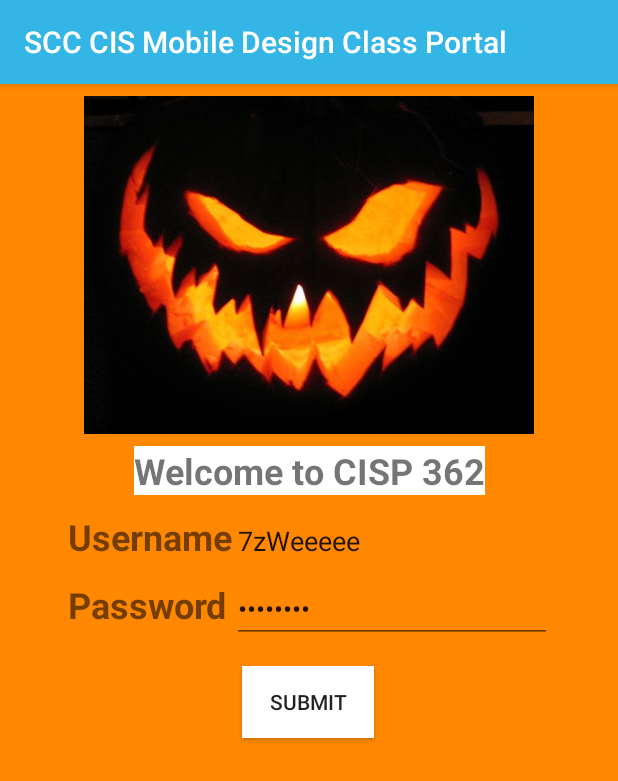
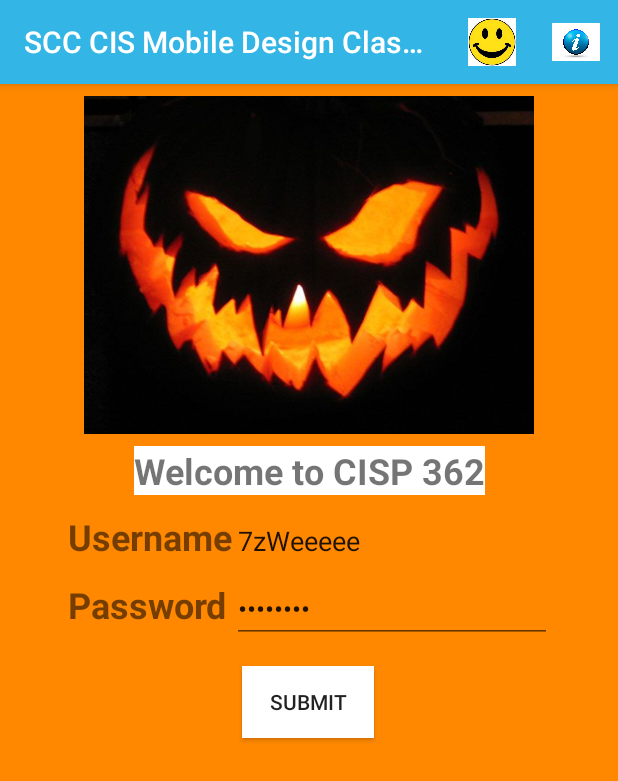
Before and after one commit to jyorkcar81/Portal_upgrade3, an Android app: the screen it shows after launch (MainActivity), on a phone screen of 412 x 824 dp. Shown: the top 781 px of the screen. Run offline under Robolectric (Android 15) with nearby library versions, the phone set to English and light mode, and no system bars.

Commit message:
Upgrade 3

```diff
--- a/app/src/main/java/com/example/amd/portal/PersonalActivity.java
+++ b/app/src/main/java/com/example/amd/portal/PersonalActivity.java
@@ -1,7 +1,11 @@
 package com.example.amd.portal;
 
+import android.content.Intent;
 import android.support.v7.app.AppCompatActivity;
 import android.os.Bundle;
+import android.view.Menu;
+import android.view.MenuItem;
+import android.widget.Toast;
 
 public class PersonalActivity extends AppCompatActivity {
 
@@ -10,4 +14,5 @@ public class PersonalActivity extends AppCompatActivity {
         super.onCreate(savedInstanceState);
         setContentView(R.layout.activity_personal);
     }
+
 }
--- a/app/src/main/res/layout/more_info.xml
+++ b/app/src/main/res/layout/more_info.xml
@@ -318,6 +318,7 @@
             android:layout_width="wrap_content"
             android:layout_height="wrap_content"
             android:layout_weight="1"
+            android:onClick="sendMessage"
             android:text="@string/submit"
             android:textAllCaps="false" />
 
--- /dev/null
+++ b/app/src/main/res/menu/activity_main.xml
@@ -0,0 +1,14 @@
+<?xml version="1.0" encoding="utf-8"?>
+<menu xmlns:app="http://schemas.android.com/apk/res-auto"
+    xmlns:android="http://schemas.android.com/apk/res/android">
+    <item
+        android:id="@+id/LinkToApp"
+        android:icon="@drawable/smiley"
+        android:title="@string/link_menu_item"
+        app:showAsAction="ifRoom" />
+    <item
+        android:id="@+id/AboutYouApp"
+        android:icon="@drawable/info"
+        android:title="@string/about_menu_item"
+        app:showAsAction="ifRoom" />
+</menu>
--- a/app/src/main/res/values/strings.xml
+++ b/app/src/main/res/values/strings.xml
@@ -57,4 +57,7 @@
     <!-- TODO: Remove or change this placeholder text -->
     <string name="hello_blank_fragment">Hello blank fragment</string>
 
+    <string name="about_menu_item">About Me and App</string>
+    <string name="link_menu_item">Link to App</string>
+
 </resources>
```
Also changed, not shown: app/src/main/java/com/example/amd/portal/MainActivity.java (+27 -0 lines), app/src/main/res/drawable/info.jpg (added), app/src/main/res/drawable/smiley.jpg (added).
